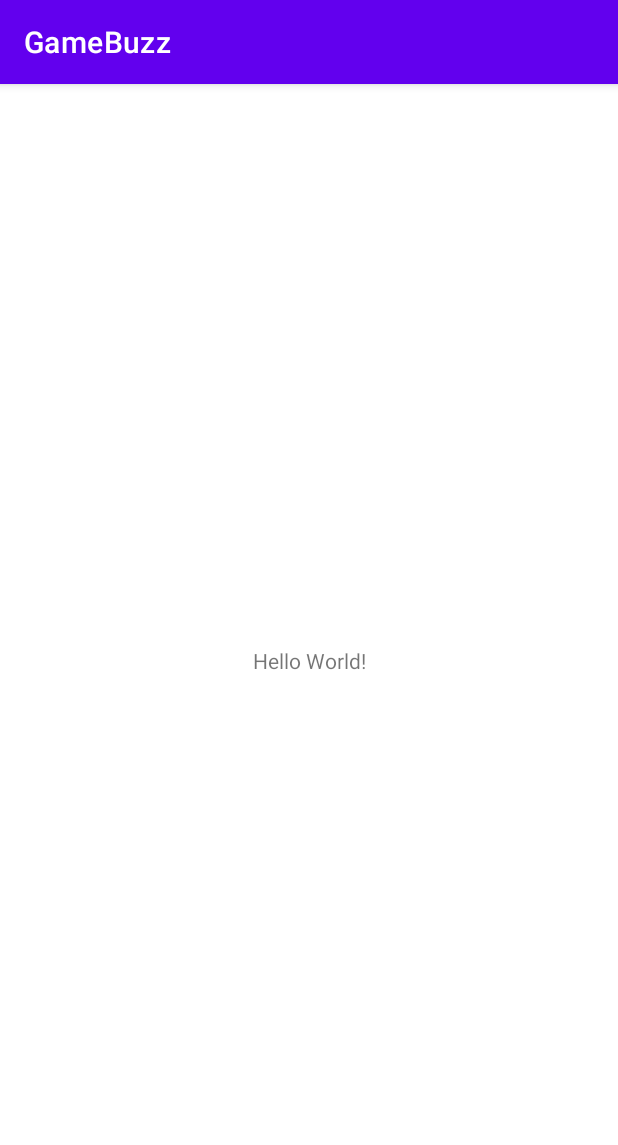
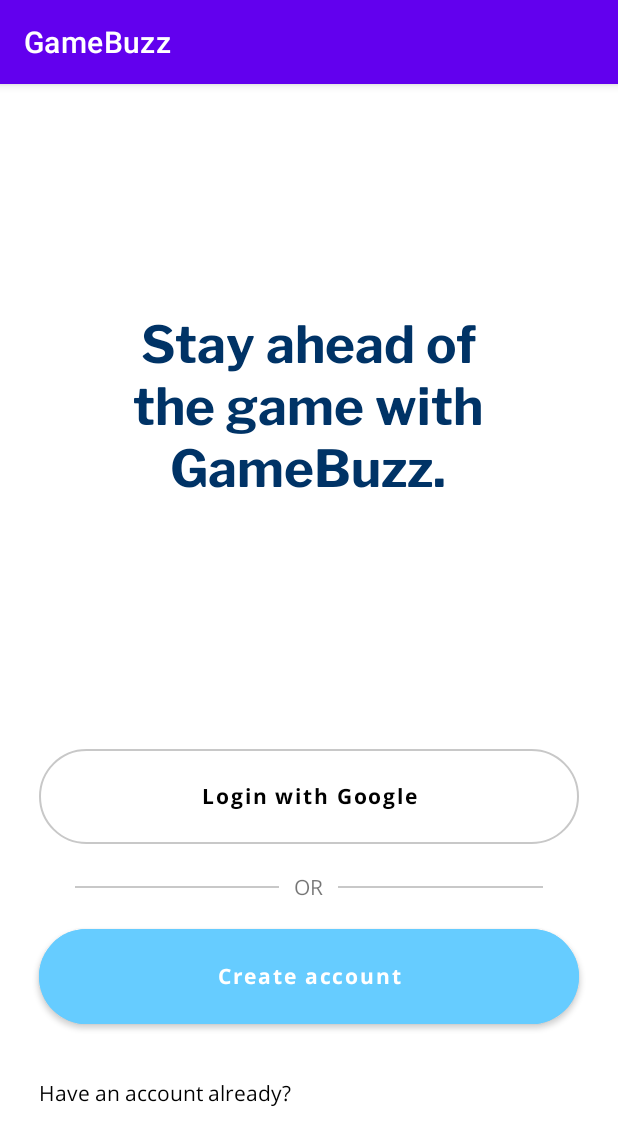
Before and after one commit to francescobarbieri/GameBuzz, an Android app: the screen it shows after launch (MainActivity), on a phone screen of 412 x 824 dp. Shown: the top 1145 px of the screen. Run offline under Robolectric (Android 15) with nearby library versions, the light colour scheme and no system bars.

Commit message:
Starting GameBuzz

```diff
--- a/app/src/main/res/layout/activity_main.xml
+++ b/app/src/main/res/layout/activity_main.xml
@@ -7,12 +7,123 @@
     tools:context=".MainActivity">
 
     <TextView
+        android:id="@+id/textView2"
+        android:layout_width="270dp"
+        android:layout_height="wrap_content"
+        android:fontFamily="@font/libre_franklin_bold"
+        android:gravity="center"
+        android:text="Stay ahead of the game with GameBuzz."
+        android:textColor="@color/dark_blue"
+        android:textSize="34sp"
+        app:layout_constraintEnd_toStartOf="@+id/guideline5"
+        app:layout_constraintHorizontal_bias="0.497"
+        app:layout_constraintStart_toStartOf="@+id/guideline3"
+        app:layout_constraintTop_toTopOf="@+id/guideline4"
+        tools:ignore="TextSizeCheck" />
+
+    <androidx.constraintlayout.widget.Guideline
+        android:id="@+id/guideline3"
         android:layout_width="wrap_content"
         android:layout_height="wrap_content"
-        android:text="Hello World!"
-        app:layout_constraintBottom_toBottomOf="parent"
-        app:layout_constraintEnd_toEndOf="parent"
-        app:layout_constraintStart_toStartOf="parent"
-        app:layout_constraintTop_toTopOf="parent" />
+        android:orientation="vertical"
+        app:layout_constraintGuide_begin="26dp" />
+
+    <androidx.constraintlayout.widget.Guideline
+        android:id="@+id/guideline4"
+        android:layout_width="wrap_content"
+        android:layout_height="wrap_content"
+        android:orientation="horizontal"
+        app:layout_constraintGuide_begin="153dp" />
+
+    <androidx.constraintlayout.widget.Guideline
+        android:id="@+id/guideline5"
+        android:layout_width="wrap_content"
+        android:layout_height="wrap_content"
+        android:orientation="vertical"
+        app:layout_constraintGuide_end="26dp" />
+
+    <Button
+        android:id="@+id/button3"
+        android:layout_width="0dp"
+        android:layout_height="wrap_content"
+        android:layout_marginTop="280dp"
+        android:height="75dp"
+        android:backgroundTint="@color/main_azure"
+        android:fontFamily="@font/open_sans_bold"
+        android:text="Create account"
+        android:textAllCaps="false"
+        app:cornerRadius="80dp"
+        app:layout_constraintEnd_toEndOf="@id/guideline5"
+        app:layout_constraintHorizontal_bias="0.0"
+        app:layout_constraintStart_toEndOf="@id/guideline3"
+        app:layout_constraintTop_toBottomOf="@+id/textView2" />
+
+    <RelativeLayout
+        android:id="@+id/relative_layout"
+        android:layout_width="0dp"
+        android:layout_height="wrap_content"
+        android:layout_centerVertical="true"
+        app:layout_constraintBottom_toTopOf="@+id/button3"
+        app:layout_constraintEnd_toStartOf="@+id/guideline5"
+        app:layout_constraintStart_toStartOf="@+id/guideline3"
+        app:layout_constraintTop_toBottomOf="@+id/button5">
+
+        <View
+            android:layout_width="wrap_content"
+            android:layout_height="1dp"
+            android:layout_centerVertical="true"
+            android:layout_marginStart="24dp"
+            android:layout_toStartOf="@id/textview_or"
+            android:background="@color/light_gray1" />
+
+        <TextView
+            android:id="@+id/textview_or"
+            android:layout_width="wrap_content"
+            android:layout_height="wrap_content"
+            android:layout_centerInParent="true"
+            android:layout_marginLeft="10dp"
+            android:layout_marginRight="10dp"
+            android:fontFamily="@font/open_sans"
+            android:text="OR" />
+
+        <View
+            android:layout_width="wrap_content"
+            android:layout_height="1dp"
+            android:layout_centerVertical="true"
+            android:layout_marginEnd="24dp"
+            android:layout_toEndOf="@id/textview_or"
+            android:background="@color/light_gray1" />
+
+    </RelativeLayout>
+
+    <Button
+        android:id="@+id/button5"
+        style="@style/Widget.MaterialComponents.Button.OutlinedButton"
+        android:layout_width="0dp"
+        android:layout_height="wrap_content"
+        android:layout_marginTop="160dp"
+        android:height="75dp"
+        android:backgroundTint="@android:color/transparent"
+        android:fontFamily="@font/open_sans_bold"
+        android:text="Login with Google"
+        android:textAllCaps="false"
+        android:textColor="@color/black"
+        app:cornerRadius="80dp"
+        app:layout_constraintEnd_toEndOf="@id/guideline5"
+        app:layout_constraintHorizontal_bias="0.0"
+        app:layout_constraintStart_toEndOf="@id/guideline3"
+        app:layout_constraintTop_toBottomOf="@+id/textView2"
+        app:strokeColor="@color/light_gray1" />
+
+    <TextView
+        android:id="@+id/textView3"
+        android:layout_width="wrap_content"
+        android:layout_height="wrap_content"
+        android:layout_marginTop="30dp"
+        android:fontFamily="@font/open_sans"
+        android:text="Have an account already? "
+        android:textColor="@color/black"
+        app:layout_constraintStart_toStartOf="@+id/guideline3"
+        app:layout_constraintTop_toBottomOf="@+id/button3" />
 
 </androidx.constraintlayout.widget.ConstraintLayout>
--- a/app/src/main/res/values/colors.xml
+++ b/app/src/main/res/values/colors.xml
@@ -7,4 +7,7 @@
     <color name="teal_700">#FF018786</color>
     <color name="black">#FF000000</color>
     <color name="white">#FFFFFFFF</color>
+    <color name="main_azure">#66CCFF</color>
+    <color name="light_gray1">#C8C8C8</color>
+    <color name="dark_blue">#003366</color>
 </resources>
```
Also changed, not shown: app/src/main/res/font/libre_franklin_bold.ttf (added), app/src/main/res/font/open_sans.ttf (added), app/src/main/res/font/open_sans_bold.ttf (added), app/src/main/res/font/open_sans_semibold.ttf (added), 1 other file.
